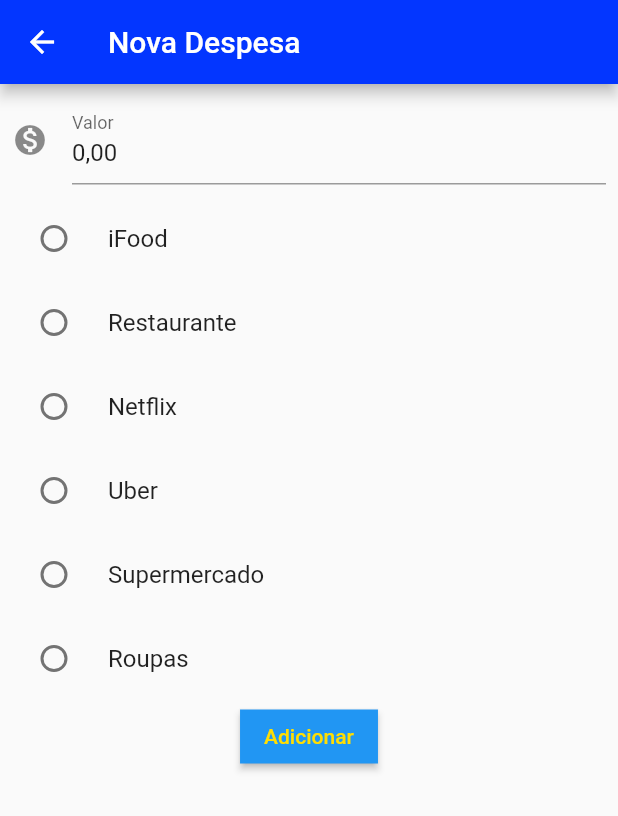
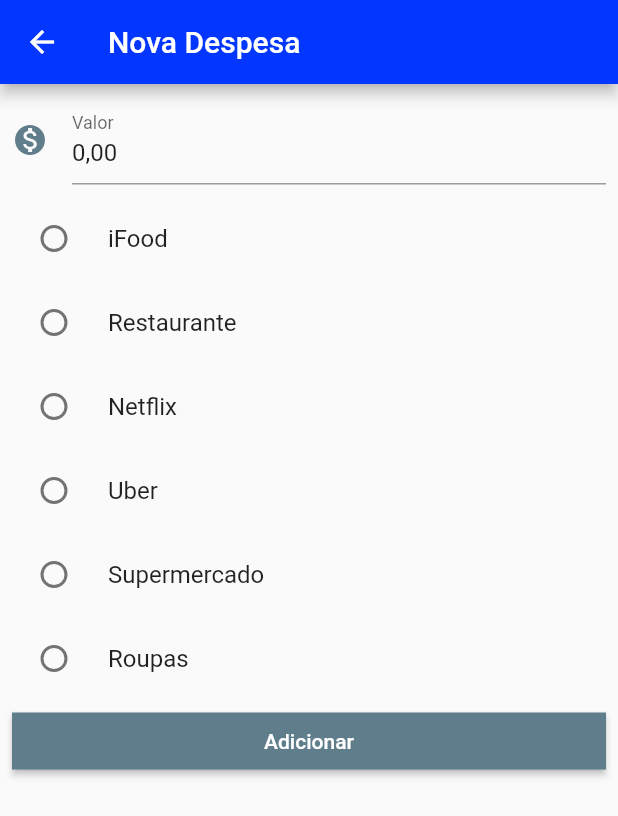
Before and after one commit to NataliaCFavero/finances, a Flutter app: the screen it shows after launch, after a tap on the "add" icon, on a phone screen of 412 x 824 dp. Shown: the top 816 px of the screen. Run offline on Flutter 3.47's test engine with Material 2 defaults, Android fonts, the phone set to English and light mode, and no system bars; our stand-ins replace charts_flutter, flutter_masked_text, sqflite; accounts and stored records are empty.

Commit message:
Fix colors layout

```diff
--- a/lib/main.dart
+++ b/lib/main.dart
@@ -9,11 +9,11 @@ class FinancesApp extends StatelessWidget {
     return MaterialApp(
       theme: ThemeData(
           primaryColor: Color(0xFF0336FF),
-          accentColor: Color(0xFFFFDE03),
+          accentColor: Colors.blueGrey,
           buttonTheme: ButtonThemeData(
-              buttonColor: Colors.blue,
+              buttonColor: Colors.blueGrey,
               shape: RoundedRectangleBorder(),
-              textTheme: ButtonTextTheme.accent)),
+              textTheme: ButtonTextTheme.primary)),
       home: ListExpenses(),
     );
   }
--- a/lib/view/components/input_text.dart
+++ b/lib/view/components/input_text.dart
@@ -1,3 +1,4 @@
+import 'package:finances/view/extensions/color_extension.dart';
 import 'package:flutter/material.dart';
 
 class InputText extends StatelessWidget {
@@ -15,7 +16,12 @@ class InputText extends StatelessWidget {
       child: TextField(
         controller: controller,
         decoration: InputDecoration(
-            icon: this.icon != null ? Icon(this.icon) : null,
+            icon: this.icon != null
+                ? Icon(
+                    this.icon,
+                    color: Colors.blueGrey,
+                  )
+                : null,
             labelText: labelText,
             hintText: hintText),
         keyboardType: TextInputType.number,
--- a/lib/view/screens/new_expense.dart
+++ b/lib/view/screens/new_expense.dart
@@ -122,11 +122,18 @@ class NewExpenseState extends State<NewExpense> implements NewExpenseView {
                 icon: Icons.monetization_on,
               ),
               _statefulWidget,
-              RaisedButton(
-                child: Text(_buttonAdd),
-                onPressed: () {
-                  createExpense(context);
-                },
+              Padding(
+                padding: const EdgeInsets.all(8),
+                child: SizedBox(
+                  width: double.maxFinite,
+                  height: 38,
+                  child: RaisedButton(
+                    child: Text(_buttonAdd),
+                    onPressed: () {
+                      createExpense(context);
+                    },
+                  ),
+                ),
               ),
             ],
           ),
```
